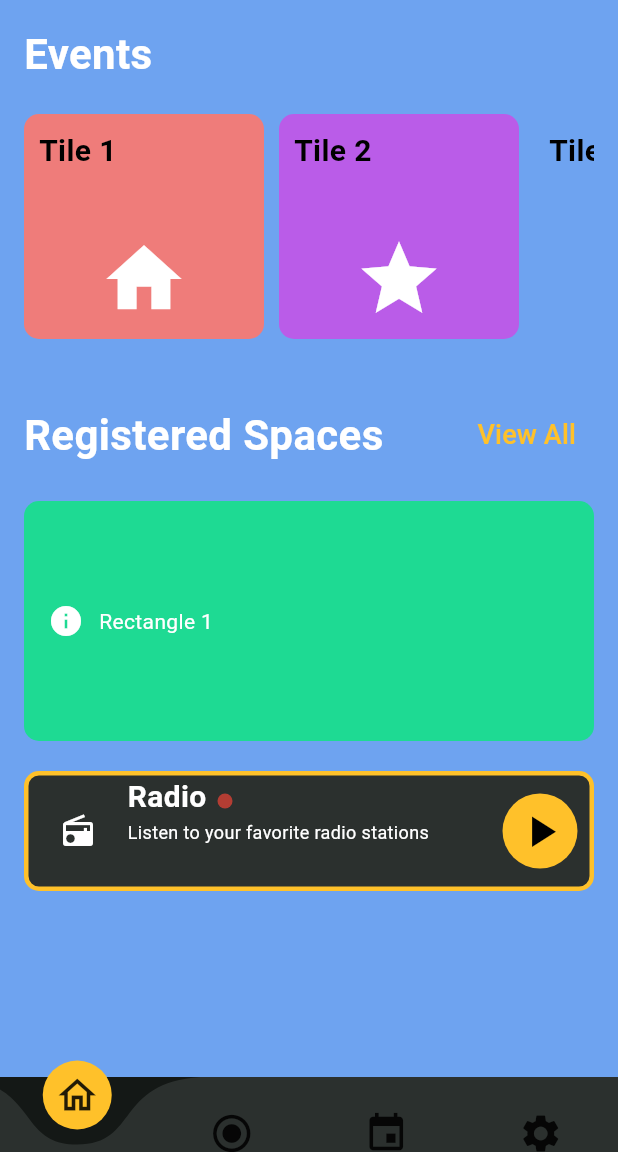
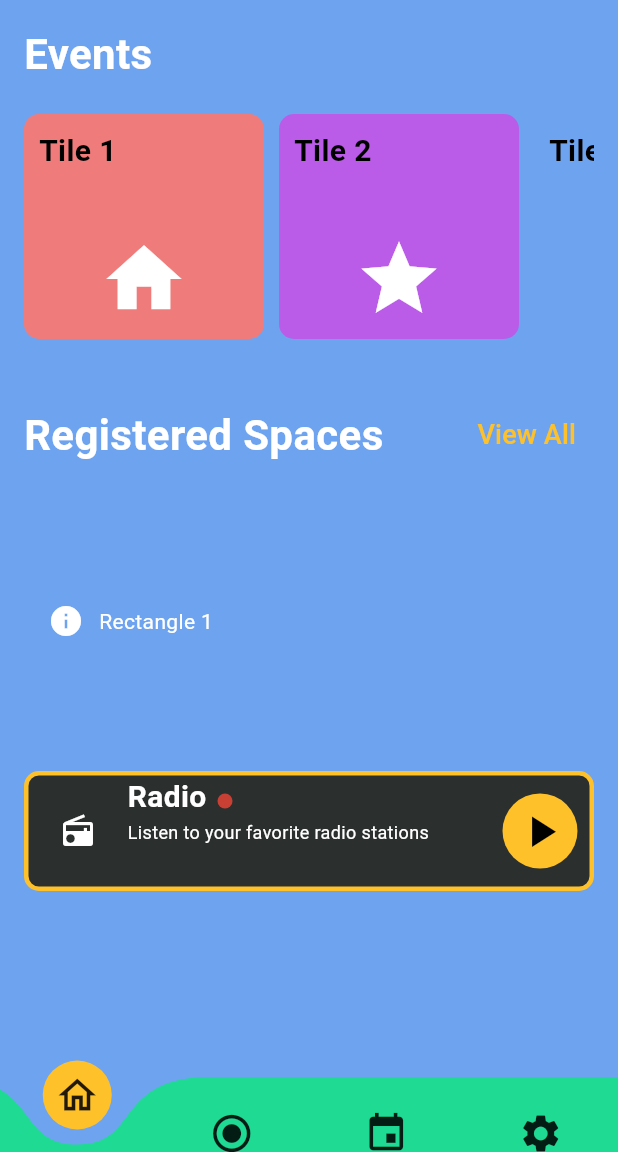
Before and after one commit to Shivansh722/go_live, a Flutter app: the screen it shows after launch, in the side drawer, after a tap on the "notifications" icon, on a phone screen of 412 x 824 dp, the part 84-1236 px from its top. Run offline on Flutter 3.47's test engine with Material 3 defaults, Android fonts, the phone set to English and light mode, and no system bars; drawn by our look-alikes of curved_navigation_bar; our stand-ins replace shimmer; Roboto replaces fonts that are missing (Hind, Montserrat).

Commit message:
add shimmer and theme fix in home

```diff
--- a/lib/src/presentation/screens/home.dart
+++ b/lib/src/presentation/screens/home.dart
@@ -1,3 +1,6 @@
+
+import 'dart:async';
+
 import 'package:flutter/material.dart';
 import 'package:srm_live/src/presentation/widgets/drawer.dart';
 import 'package:curved_navigation_bar/curved_navigation_bar.dart';
@@ -5,9 +8,28 @@ import 'package:srm_live/src/presentation/screens/notification.dart';
 import 'package:srm_live/src/presentation/widgets/tiles/radio_home.dart';
 import 'package:srm_live/src/presentation/widgets/tiles/rec_tile_home.dart';
 import 'package:srm_live/src/presentation/widgets/tiles/squar_tile_home.dart';
+import 'package:srm_live/src/presentation/widgets/shimmer_shapes/shimmer_rectangle.dart';
 
-class HomePage extends StatelessWidget {
-  const HomePage({Key? key});
+class HomePage extends StatefulWidget {
+  const HomePage({super.key});
+
+  @override
+  State<HomePage> createState() => _HomePageState();
+}
+
+class _HomePageState extends State<HomePage> {
+
+  bool _isLoading = true;
+
+  @override
+  void initState() {
+    super.initState();
+    Timer(const Duration(seconds: 5), () {
+      setState(() {
+        _isLoading = false;
+      });
+    });
+  }
 
   @override
   Widget build(BuildContext context) {
@@ -18,7 +40,7 @@ class HomePage extends StatelessWidget {
           IconButton(
             icon: Icon(Icons.notifications_outlined, color: Theme.of(context).colorScheme.secondaryContainer),
             onPressed: () {
-              Navigator.pushReplacement(
+              Navigator.push(
                 context,
                 MaterialPageRoute(builder: (context) => const NotificationPage()),
               );
@@ -49,8 +71,8 @@ class HomePage extends StatelessWidget {
       ),
       drawer: const MyDrawer(),
       bottomNavigationBar: CurvedNavigationBar(
-        backgroundColor: Theme.of(context).colorScheme.background,//between color
-        color: Theme.of(context).colorScheme.onBackground,
+        backgroundColor: Colors.transparent,//between color
+        color: Theme.of(context).colorScheme.tertiary,
         buttonBackgroundColor: Theme.of(context).colorScheme.onTertiary,
         height: 50,
         items: const [
@@ -80,9 +102,46 @@ class HomePage extends StatelessWidget {
               const SizedBox(height: 20),
               SizedBox(
                 height: 150,
-                child: ListView(
+                child: _isLoading
+                  ? ListView(
                       scrollDirection: Axis.horizontal,
-                  children:  [
+                      children: [
+                        ShimmerRectangle(
+                          width: 160,
+                          height: 100,
+                          baseColor: Theme.of(context).colorScheme.background,
+                          highlightColor: Colors.grey[900]!,
+                          borderRadius: BorderRadius.circular(8),
+                        ),
+                        const SizedBox(width: 10),
+                        ShimmerRectangle(
+                          width: 160,
+                          height: 100,
+                          baseColor: Theme.of(context).colorScheme.background,
+                          highlightColor: Colors.grey[900]!,
+                          borderRadius: BorderRadius.circular(8),
+                        ),
+                        const SizedBox(width: 10),
+                        ShimmerRectangle(
+                          width: 160,
+                          height: 100,
+                          baseColor: Theme.of(context).colorScheme.background,
+                          highlightColor: Colors.grey[900]!,
+                          borderRadius: BorderRadius.circular(8),
+                        ),
+                        const SizedBox(width: 10),
+                        ShimmerRectangle(
+                          width: 160,
+                          height: 100,
+                          baseColor: Theme.of(context).colorScheme.background,
+                          highlightColor: Colors.grey[900]!,
+                          borderRadius: BorderRadius.circular(8),
+                        ),
+                      ],
+                    )
+                  : ListView(
+                      scrollDirection: Axis.horizontal,
+                      children: [
                         SquareTile(title: 'Tile 1', icon: Icons.home, color: Theme.of(context).colorScheme.secondary),
                         SquareTile(title: 'Tile 2', icon: Icons.star, color: Theme.of(context).colorScheme.onSecondary),
                         SquareTile(title: 'Tile 3', icon: Icons.favorite, color: Theme.of(context).colorScheme.surface),
@@ -101,7 +160,7 @@ class HomePage extends StatelessWidget {
                       fontWeight: FontWeight.bold,
                     ),
                   ),
-                  Spacer(),
+                  const Spacer(),
                   TextButton(
                     onPressed: () {
                       // Implement view all logic here
@@ -117,9 +176,10 @@ class HomePage extends StatelessWidget {
                 ],
               ),
               const SizedBox(height: 20),
-              RectTile(title: 'Rectangle 1', icon: Icons.info, color: Theme.of(context).colorScheme.tertiary),
+              _isLoading ? ShimmerRectangle(width: double.infinity, height: 160, baseColor: Theme.of(context).colorScheme.background, highlightColor: Colors.grey[900]!, borderRadius: BorderRadius.circular(10)):
+                RectTile(title: 'Rectangle 1', icon: Icons.info, color: const Color.fromARGB(255, 110,163,240)),
               const SizedBox(height: 20),
-              RadioTile(),
+              _isLoading ? ShimmerRectangle(width: double.infinity, height: 80, baseColor: Theme.of(context).colorScheme.background, highlightColor: Colors.grey[900]!, borderRadius: BorderRadius.circular(10)): RadioTile(),
             ],
           ),
         ),
--- a/lib/src/presentation/widgets/drawer.dart
+++ b/lib/src/presentation/widgets/drawer.dart
@@ -6,59 +6,59 @@ class MyDrawer extends StatelessWidget {
   @override
   Widget build(BuildContext context) {
     final DateTime currentDateTime = DateTime.now();
-    final String accountName = 'User Name'; // You can replace this with a dynamic value.
+    const String accountName = 'User Name'; // You can replace this with a dynamic value.
 
     return Drawer(
-      backgroundColor: Theme.of(context).colorScheme.onTertiary,
+      backgroundColor: Theme.of(context).colorScheme.background,
       child: SingleChildScrollView(
         child: Column(
           children: [
             const SizedBox(height: 50),
             UserAccountsDrawerHeader(
              decoration: BoxDecoration(
-               color: Theme.of(context).colorScheme.onTertiary,
+               color: Theme.of(context).colorScheme.background,
               ),
-              accountName: Text(accountName),
+              accountName: Text(accountName, style: TextStyle(color: Colors.grey)),
               currentAccountPicture: const CircleAvatar(
                 backgroundImage: AssetImage('assets/user1.jpg'),
               ),
               accountEmail: Text(
                 '${currentDateTime.day}/${currentDateTime.month}/${currentDateTime.year}\n${currentDateTime.hour}:${currentDateTime.minute}',
-                style: const TextStyle(fontSize: 8, color: Colors.black),
+                style: const TextStyle(fontSize: 8, color: Colors.grey),
               ),
             ),
 
             ListTile(
-              leading: const Icon(Icons.home),
-              title: const Text('Home'),
+              leading: Icon(Icons.home, color: Theme.of(context).colorScheme.onTertiary),
+              title: const Text('Home', style: TextStyle(color: Colors.grey)),
               onTap: () {
                 // Implement navigation to the home screen here
               },
             ),
             ListTile(
-              leading: const Icon(Icons.radio),
-              title: const Text('Radio'),
+              leading: Icon(Icons.radio, color: Theme.of(context).colorScheme.onTertiary),
+              title: const Text('Radio', style: TextStyle(color: Colors.grey)),
               onTap: () {
                 // Implement navigation to the radio screen here
               },
             ),
             ListTile(
-              leading: const Icon(Icons.event),
-              title: const Text('Events'),
+              leading: Icon(Icons.event, color: Theme.of(context).colorScheme.onTertiary),
+              title: const Text('Events', style: TextStyle(color: Colors.grey)),
               onTap: () {
                 // Implement navigation to the events screen here
               },
             ),
             ListTile(
-              leading: const Icon(Icons.settings),
-              title: const Text('Settings'),
+              leading: Icon(Icons.settings, color: Theme.of(context).colorScheme.onTertiary),
+              title: const Text('Settings', style: TextStyle(color: Colors.grey)),
               onTap: () {
                 // Implement navigation to the settings screen here
               },
             ),
             ListTile(
-              leading: const Icon(Icons.logout),
-              title: const Text('Logout'),
+              leading: Icon(Icons.logout, color: Theme.of(context).colorScheme.onTertiary),
+              title: const Text('Logout', style: TextStyle(color: Colors.grey)),
               onTap: () {
                 // Implement logout functionality here
               },
```
Lines whose indentation alone changed are shown as unchanged.
